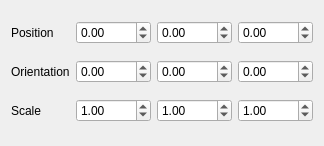
Above: RootTools/Treenity/UI/TransformComponent.ui from kevinortegren/zombieshroom before the change. Below: the same form after it.
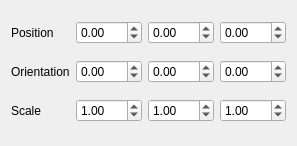
That is the form after the change.

Diff of the .ui file:
```diff
--- a/RootTools/Treenity/UI/TransformComponent.ui
+++ b/RootTools/Treenity/UI/TransformComponent.ui
@@ -6,10 +6,16 @@
    <rect>
     <x>0</x>
     <y>0</y>
-    <width>227</width>
+    <width>297</width>
     <height>146</height>
    </rect>
   </property>
+  <property name="sizePolicy">
+   <sizepolicy hsizetype="Minimum" vsizetype="Minimum">
+    <horstretch>0</horstretch>
+    <verstretch>0</verstretch>
+   </sizepolicy>
+  </property>
   <property name="maximumSize">
    <size>
     <width>16777215</width>
@@ -20,6 +26,9 @@
    <string>Transform</string>
   </property>
   <layout class="QGridLayout" name="gridLayout">
+   <property name="sizeConstraint">
+    <enum>QLayout::SetNoConstraint</enum>
+   </property>
    <item row="0" column="0">
     <widget class="QLabel" name="label">
      <property name="text">
```
